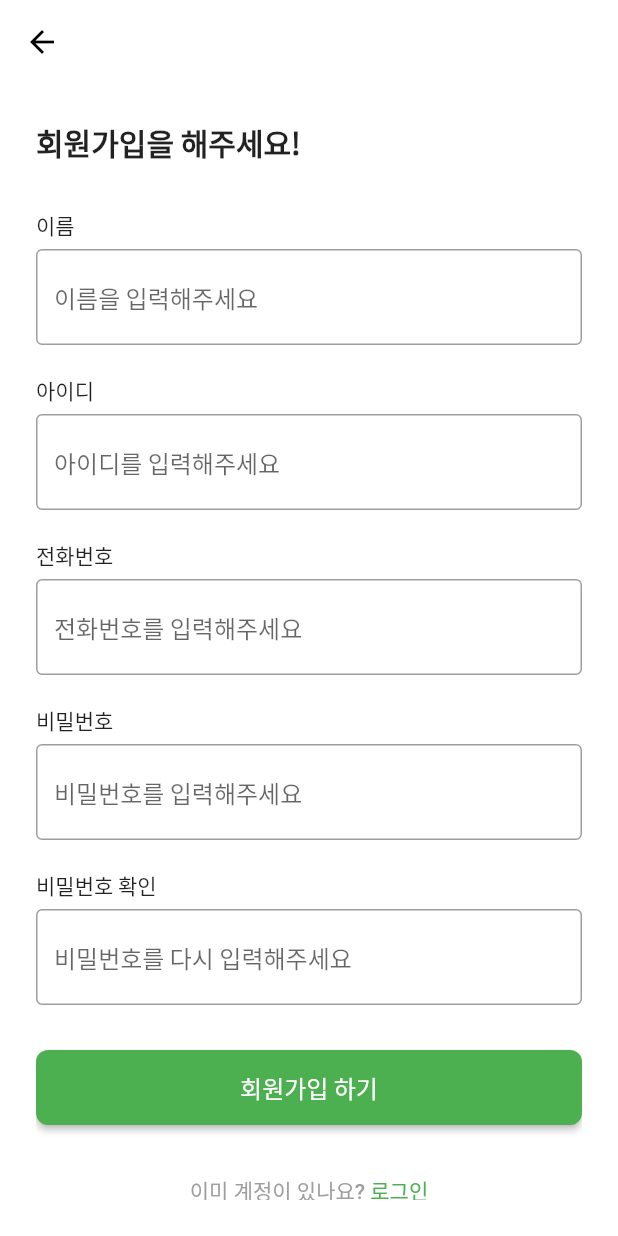
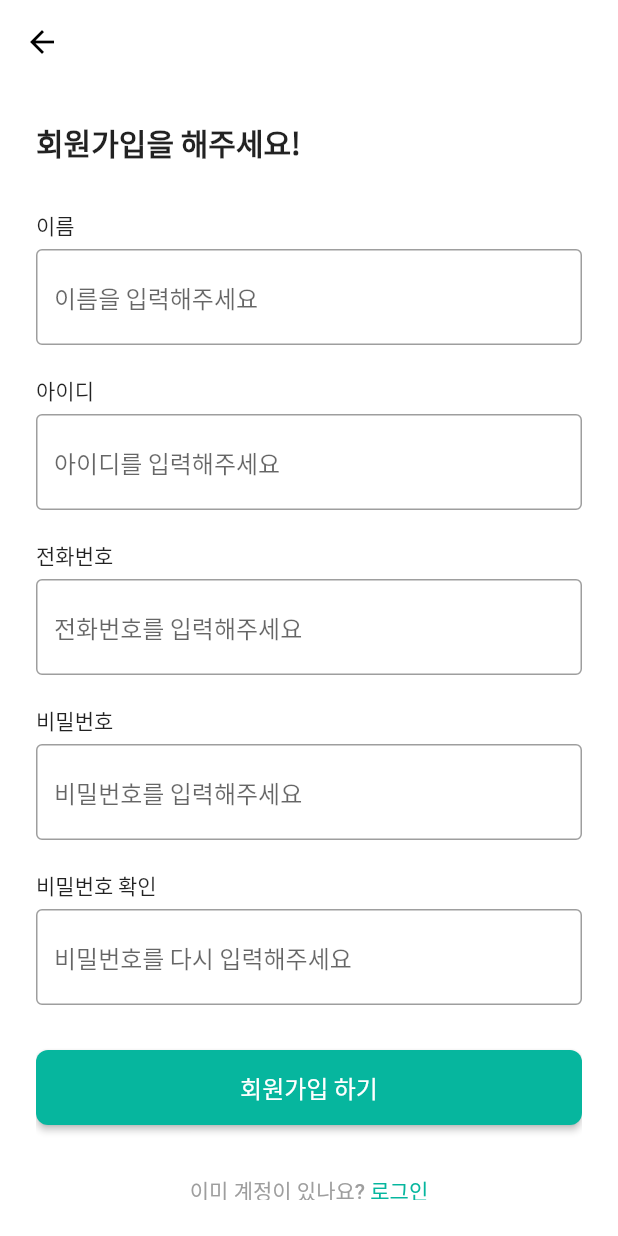
Before and after one commit to AI-based-Call-Training-System/Flutter_FE, a Flutter app: the screen it shows after launch, after a tap on "시작하기", on a phone screen of 412 x 824 dp. Run offline on Flutter 3.47's test engine with Material 3 defaults, Android fonts, the phone set to English and light mode, and no system bars; our stand-ins replace permission_handler, shared_preferences; missing offline and left inert: dart:html, flutter_sound; network calls fail.

Commit message:
feat: 치킨 시연 가능 커밋

```diff
--- a/lib/login_page.dart
+++ b/lib/login_page.dart
@@ -122,7 +122,7 @@ class _LoginPageState extends State<LoginPage> {
                 height: 50,
                 child: ElevatedButton(
                   style: ElevatedButton.styleFrom(
-                    backgroundColor: Colors.green,
+                    backgroundColor: Color(0xFF06B69E),
                     shape: RoundedRectangleBorder(
                       borderRadius: BorderRadius.circular(8),
                     ),
--- a/lib/main.dart
+++ b/lib/main.dart
@@ -63,7 +63,7 @@ class SplashScreen extends StatelessWidget {
             // ✅ "시작하기" 버튼 → 회원가입 페이지로 이동
             ElevatedButton(
               style: ElevatedButton.styleFrom(
-                backgroundColor: Colors.green,
+                backgroundColor: Color(0xFF06B69E),
                 foregroundColor: Colors.white,
                 padding: EdgeInsets.symmetric(horizontal: 100, vertical: 15),
               ),
@@ -91,7 +91,7 @@ class SplashScreen extends StatelessWidget {
                   children: <TextSpan>[
                     TextSpan(
                       text: '로그인',
-                      style: TextStyle(color: Colors.green),
+                      style: TextStyle(color: Color(0xFF06B69E)),
                     ),
                   ],
                 ),
--- a/lib/services/restapi_service.dart
+++ b/lib/services/restapi_service.dart
@@ -125,8 +125,8 @@ class SessionApiService{
         'Authorization': 'Bearer $jwtToken',
       },
       body: jsonEncode({
-        'tag': scenario,
-        'title':title[scenario]
+        'tags': scenario,
+        'title':title[scenario],
       }),
 
     );
@@ -138,6 +138,7 @@ class SessionApiService{
       await PrefManager.saveSessionId(session);
       return session;
     } else {
+      print("${scenario} ${title[scenario]}");
       print("getSession api 실패: ${response.statusCode} / ${response.body}");
       return null;
     }
--- a/lib/signup_page.dart
+++ b/lib/signup_page.dart
@@ -153,7 +153,7 @@ class _SignUpPageState extends State<SignUpPage> {
                 height: 50,
                 child: ElevatedButton(
                   style: ElevatedButton.styleFrom(
-                    backgroundColor: Colors.green,
+                    backgroundColor: Color(0xFF06B69E),
                     shape: RoundedRectangleBorder(
                       borderRadius: BorderRadius.circular(8),
                     ),
@@ -198,7 +198,7 @@ class _SignUpPageState extends State<SignUpPage> {
                       children: <TextSpan>[
                         TextSpan(
                           text: '로그인',
-                          style: TextStyle(color: Colors.green),
+                          style: TextStyle(color: Color(0xFF06B69E)),
                         ),
                       ],
                     ),
```
Also changed, not shown: lib/call_page.dart (+22 -2 lines), lib/history_page.dart (+34 -0 lines), assets/call_cart.png (added).
